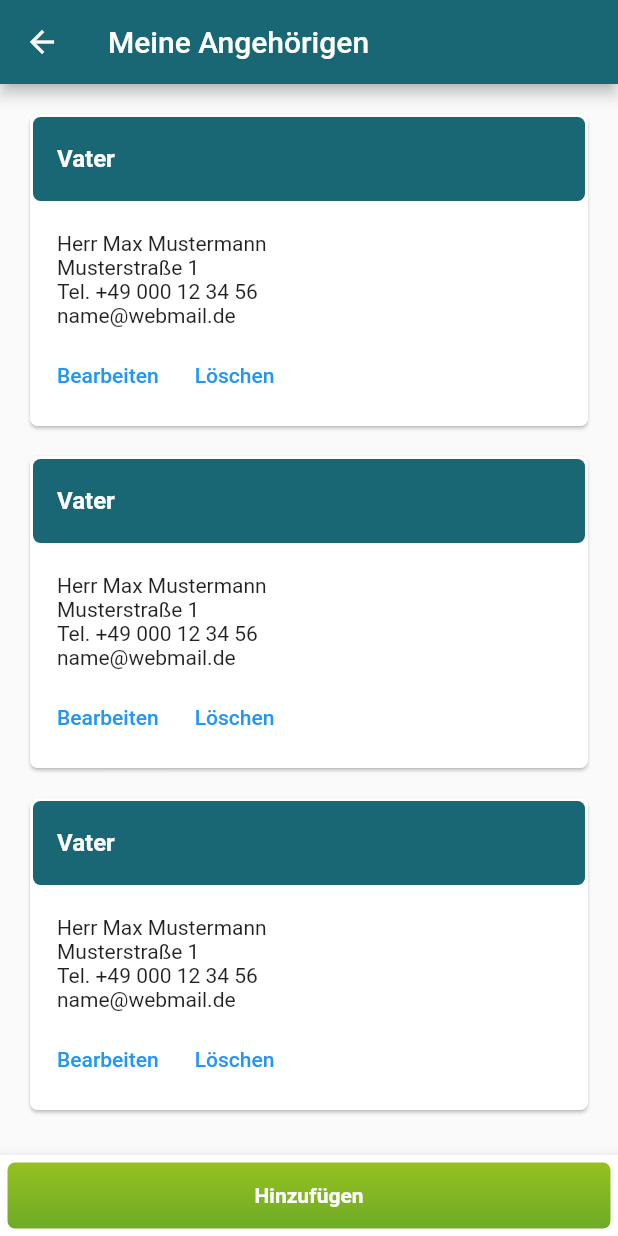
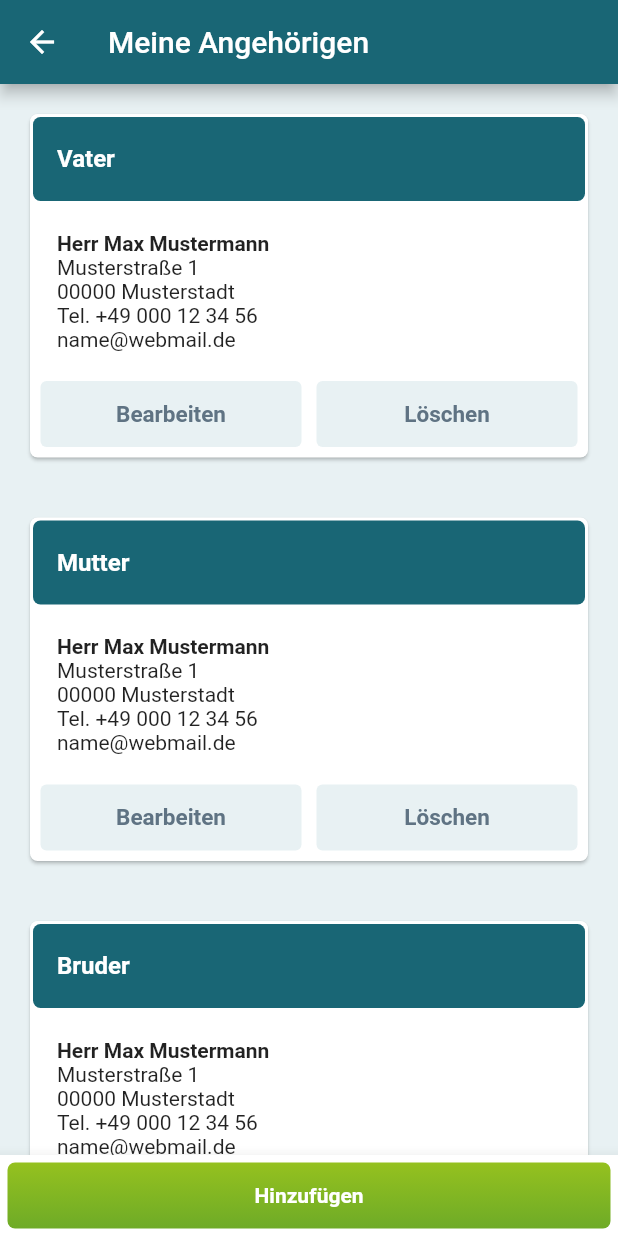
Before and after one commit to healthcare-it-solutions/picos, a Flutter app: the FamilyMembers screen opened directly, on a phone screen of 412 x 824 dp. Run offline on Flutter 3.47's test engine with Material 2 defaults, Android fonts, the phone set to English and light mode, and no system bars; generated files the repository leaves out were written again.

Commit message:
Iterative creation of Card Widgets & some design improvements

```diff
--- a/lib/screens/family_members_screen.dart
+++ b/lib/screens/family_members_screen.dart
@@ -18,27 +18,55 @@
 import 'package:flutter/material.dart';
 import 'package:picos/screens/family_members_add_screen.dart';
 
-/// This is the screen in which a user will see a list of his family members
-class FamilyMembers extends StatelessWidget {
+/// builds 'Column' as a parent widget for the given cards
+class MyCard extends StatelessWidget {
   // ignore: public_member_api_docs
-  const FamilyMembers({Key? key}) : super(key: key);
+  MyCard({Key? key}) : super(key: key) {
+    /// A fixed list of Strings denoting the type of family members
+    List<String> familyMemberType = <String>[
+      'Vater',
+      'Mutter',
+      'Bruder',
+      'Schwester',
+    ];
+
+    /// generates a list of CustomCard-Widgets
+    cards = List<CustomCard>.generate(
+      4,
+      (int index) => CustomCard(
+        memberType: familyMemberType.elementAt(index),
+      ),
+    );
+  }
+
+  /// Declaration of the List-variable 'cards' for building
+  /// the main components of the UI of this screen
+  late final List<CustomCard> cards;
 
   @override
   Widget build(BuildContext context) {
-    return Scaffold(
-      appBar: AppBar(
-        title: const Text('Meine Angehörigen'),
-        backgroundColor: const Color.fromRGBO(
-          25,
-          102,
-          117,
-          1.0,
-        ),
-      ),
-      body: SingleChildScrollView(
-        child: Column(
-          children: <Widget>[
-            Card(
+    return Column(
+      children: cards,
+    );
+  }
+}
+
+/// This class serves for customizing the card properties showing information
+/// about the corresponding family member
+class CustomCard extends StatelessWidget {
+  // ignore: public_member_api_docs
+  const CustomCard({
+    required this.memberType,
+    Key? key,
+  }) : super(key: key);
+
+  /// initialized memberType-variable which is used to
+  /// show the family member type
+  final String memberType;
+
+  @override
+  Widget build(BuildContext context) {
+    return Card(
       margin: const EdgeInsets.all(20),
       shape: RoundedRectangleBorder(
         borderRadius: BorderRadius.circular(5),
@@ -60,9 +88,9 @@ class FamilyMembers extends StatelessWidget {
                 1.0,
               ),
               textColor: Colors.white,
-                      title: const Text(
-                        'Vater',
-                        style: TextStyle(
+              title: Text(
+                memberType,
+                style: const TextStyle(
                   fontWeight: FontWeight.bold,
                 ),
               ),
@@ -72,235 +100,135 @@ class FamilyMembers extends StatelessWidget {
                 left: 16,
                 top: 20,
                 right: 16,
+                bottom: 15,
               ),
               child: Column(
                 crossAxisAlignment: CrossAxisAlignment.start,
                 children: const <Widget>[
-                          Text('Herr Max Mustermann'),
+                  Text(
+                    'Herr Max Mustermann',
+                    style: TextStyle(
+                      fontWeight: FontWeight.bold,
+                    ),
+                  ),
                   Text('Musterstraße 1'),
+                  Text('00000 Musterstadt'),
                   Text('Tel. +49 000 12 34 56'),
                   Text('name@webmail.de'),
                 ],
               ),
             ),
-                    ButtonBar(
-                      alignment: MainAxisAlignment.start,
+            BottomAppBar(
+              color: Colors.transparent,
+              elevation: 0,
+              child: Row(
                 children: <Widget>[
-                        TextButton(
+                  Expanded(
+                    child: Padding(
+                      padding: const EdgeInsets.all(5),
+                      child: SizedBox(
+                        height: 44,
+                        child: ElevatedButton(
                           onPressed: () {
                             // TODO: Implement here
                           },
-                          child: const Text('Bearbeiten'),
+                          child: const Text(
+                            'Bearbeiten',
+                            style: TextStyle(
+                              color: Color.fromRGBO(
+                                95,
+                                115,
+                                131,
+                                1,
                               ),
-                        TextButton(
+                              fontWeight: FontWeight.bold,
+                              fontSize: 15,
+                            ),
+                          ),
+                          style: ElevatedButton.styleFrom(
+                            primary: const Color.fromRGBO(
+                              232,
+                              241,
+                              243,
+                              1,
+                            ),
+                            shadowColor: Colors.transparent,
+                          ),
+                        ),
+                      ),
+                    ),
+                  ),
+                  Expanded(
+                    child: Padding(
+                      padding: const EdgeInsets.all(5),
+                      child: SizedBox(
+                        height: 44,
+                        child: ElevatedButton(
                           onPressed: () {
                             // TODO: Implement here
                           },
-                          child: const Text('Löschen'),
-                        )
-                      ],
+                          child: const Text(
+                            'Löschen',
+                            style: TextStyle(
+                              color: Color.fromRGBO(
+                                95,
+                                115,
+                                131,
+                                1,
+                              ),
+                              fontWeight: FontWeight.bold,
+                              fontSize: 15,
+                            ),
+                          ),
+                          style: ElevatedButton.styleFrom(
+                            primary: const Color.fromRGBO(
+                              232,
+                              241,
+                              243,
+                              1,
+                            ),
+                            shadowColor: Colors.transparent,
+                          ),
+                        ),
+                      ),
+                    ),
                   ),
                 ],
               ),
             ),
+          ],
         ),
-            Card(
-              margin: const EdgeInsets.symmetric(horizontal: 20),
-              shape: RoundedRectangleBorder(
-                borderRadius: BorderRadius.circular(5),
       ),
-              clipBehavior: Clip.none,
-              child: Padding(
-                padding: const EdgeInsets.all(2.0),
-                child: Column(
-                  crossAxisAlignment: CrossAxisAlignment.start,
-                  children: <Widget>[
-                    ListTile(
-                      shape: RoundedRectangleBorder(
-                        borderRadius: BorderRadius.circular(5),
-                      ),
-                      tileColor: const Color.fromRGBO(
+    );
+  }
+}
+
+/// This is the screen in which a user will see a list of his family members
+class FamilyMembers extends StatelessWidget {
+  // ignore: public_member_api_docs
+  const FamilyMembers({Key? key}) : super(key: key);
+
+  @override
+  Widget build(BuildContext context) {
+    return Scaffold(
+      appBar: AppBar(
+        title: const Text('Meine Angehörigen'),
+        backgroundColor: const Color.fromRGBO(
           25,
           102,
           117,
           1.0,
         ),
-                      textColor: Colors.white,
-                      title: const Text(
-                        'Vater',
-                        style: TextStyle(
-                          fontWeight: FontWeight.bold,
       ),
+      body: SingleChildScrollView(
+        child: Container(
+          color: const Color.fromRGBO(
+            232,
+            241,
+            243,
+            1,
           ),
-                    ),
-                    Padding(
-                      padding: const EdgeInsets.only(
-                        left: 16,
-                        top: 20,
-                        right: 16,
-                      ),
-                      child: Column(
-                        crossAxisAlignment: CrossAxisAlignment.start,
-                        children: const <Widget>[
-                          Text('Herr Max Mustermann'),
-                          Text('Musterstraße 1'),
-                          Text('Tel. +49 000 12 34 56'),
-                          Text('name@webmail.de')
-                        ],
-                      ),
-                    ),
-                    ButtonBar(
-                      alignment: MainAxisAlignment.start,
-                      children: <Widget>[
-                        TextButton(
-                          onPressed: () {
-                            // TODO: Implement here
-                          },
-                          child: const Text('Bearbeiten'),
-                        ),
-                        TextButton(
-                          onPressed: () {
-                            // TODO: Implement here
-                          },
-                          child: const Text('Löschen'),
-                        )
-                      ],
-                    ),
-                  ],
-                ),
-              ),
-            ),
-            Card(
-              margin: const EdgeInsets.all(20),
-              shape: RoundedRectangleBorder(
-                borderRadius: BorderRadius.circular(5),
-              ),
-              clipBehavior: Clip.none,
-              child: Padding(
-                padding: const EdgeInsets.all(2.0),
-                child: Column(
-                  crossAxisAlignment: CrossAxisAlignment.start,
-                  children: <Widget>[
-                    ListTile(
-                      shape: RoundedRectangleBorder(
-                        borderRadius: BorderRadius.circular(5),
-                      ),
-                      tileColor: const Color.fromRGBO(
-                        25,
-                        102,
-                        117,
-                        1.0,
-                      ),
-                      textColor: Colors.white,
-                      title: const Text(
-                        'Vater',
-                        style: TextStyle(fontWeight: FontWeight.bold),
-                      ),
-                    ),
-                    Padding(
-                      padding: const EdgeInsets.only(
-                        left: 16,
-                        top: 20,
-                        right: 16,
-                      ),
-                      child: Column(
-                        crossAxisAlignment: CrossAxisAlignment.start,
-                        children: const <Widget>[
-                          Text('Herr Max Mustermann'),
-                          Text('Musterstraße 1'),
-                          Text('Tel. +49 000 12 34 56'),
-                          Text('name@webmail.de'),
-                        ],
-                      ),
-                    ),
-                    ButtonBar(
-                      alignment: MainAxisAlignment.start,
-                      children: <Widget>[
-                        TextButton(
-                          onPressed: () {
-                            // TODO: Implement here
-                          },
-                          child: const Text('Bearbeiten'),
-                        ),
-                        TextButton(
-                          onPressed: () {
-                            // TODO: Implement here
-                          },
-                          child: const Text('Löschen'),
-                        )
-                      ],
-                    ),
-                  ],
-                ),
-              ),
-            ),
-            Card(
-              margin: const EdgeInsets.all(20),
-              shape: RoundedRectangleBorder(
-                borderRadius: BorderRadius.circular(5),
-              ),
-              clipBehavior: Clip.none,
-              child: Padding(
-                padding: const EdgeInsets.all(2.0),
-                child: Column(
-                  crossAxisAlignment: CrossAxisAlignment.start,
-                  children: <Widget>[
-                    ListTile(
-                      shape: RoundedRectangleBorder(
-                        borderRadius: BorderRadius.circular(5),
-                      ),
-                      tileColor: const Color.fromRGBO(
-                        25,
-                        102,
-                        117,
-                        1.0,
-                      ),
-                      textColor: Colors.white,
-                      title: const Text(
-                        'Vater',
-                        style: TextStyle(
-                          fontWeight: FontWeight.bold,
-                        ),
-                      ),
-                    ),
-                    Padding(
-                      padding: const EdgeInsets.only(
-                        left: 16,
-                        top: 20,
-                        right: 16,
-                      ),
-                      child: Column(
-                        crossAxisAlignment: CrossAxisAlignment.start,
-                        children: const <Widget>[
-                          Text('Herr Max Mustermann'),
-                          Text('Musterstraße 1'),
-                          Text('Tel. +49 000 12 34 56'),
-                          Text('name@webmail.de'),
-                        ],
-                      ),
-                    ),
-                    ButtonBar(
-                      alignment: MainAxisAlignment.start,
-                      children: <Widget>[
-                        TextButton(
-                          onPressed: () {
-                            // TODO: Implement here
-                          },
-                          child: const Text('Bearbeiten'),
-                        ),
-                        TextButton(
-                          onPressed: () {
-                            // TODO: Implement here
-                          },
-                          child: const Text('Löschen'),
-                        ),
-                      ],
-                    ),
-                  ],
-                ),
-              ),
-            ),
-          ],
+          child: MyCard(),
         ),
       ),
       bottomNavigationBar: BottomAppBar(
```
Lines whose indentation alone changed are shown as unchanged.
